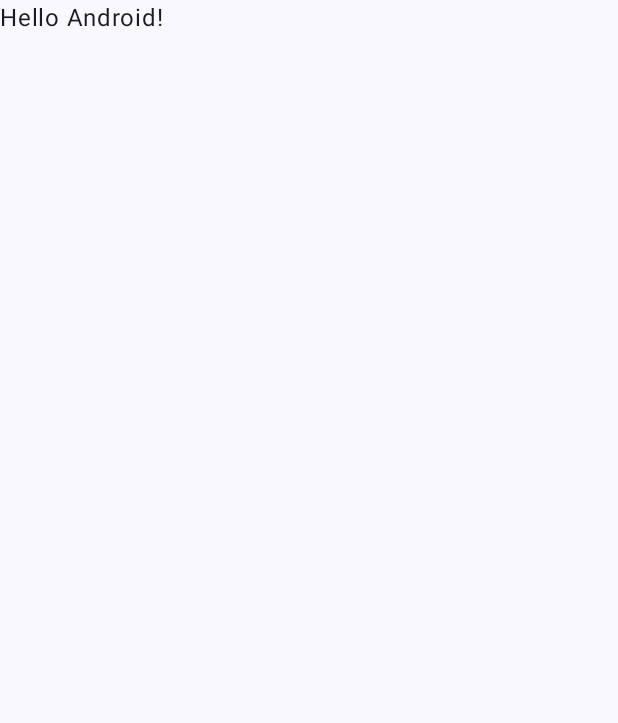
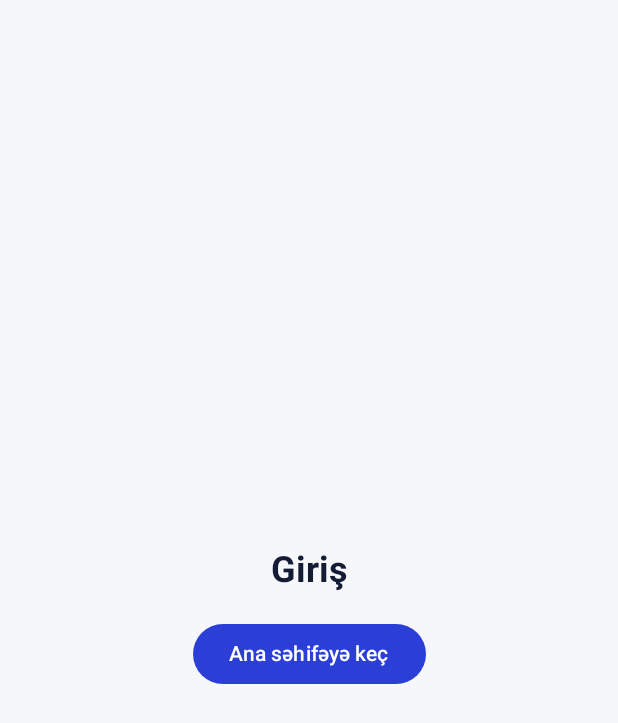
Before and after one commit to 22eminn/NovaBank, an Android app built with Jetpack Compose: the screen it shows after launch (MainActivity), on a phone screen of 412 x 824 dp. Before the commit the part shown is almost empty. Shown: the top 723 px of the screen. Run offline under Robolectric (Android 15) with nearby library versions, the phone set to English and light mode, and no system bars; our stand-ins replace Dagger/Hilt's generated code.

Commit message:
Add reusable placeholder screen for navigation flow

```diff
--- a/app/src/main/java/com/example/novabank/MainActivity.kt
+++ b/app/src/main/java/com/example/novabank/MainActivity.kt
@@ -1,34 +1,39 @@
 package com.example.novabank
 
 import android.os.Bundle
+import androidx.compose.material3.Text
+import androidx.compose.runtime.Composable
+import androidx.compose.ui.tooling.preview.Preview
 import androidx.activity.ComponentActivity
 import androidx.activity.compose.setContent
 import androidx.activity.enableEdgeToEdge
 import androidx.compose.foundation.layout.fillMaxSize
 import androidx.compose.foundation.layout.padding
+import androidx.compose.material3.MaterialTheme
 import androidx.compose.material3.Scaffold
-import androidx.compose.material3.Text
-import androidx.compose.runtime.Composable
+import androidx.compose.material3.Surface
 import androidx.compose.ui.Modifier
-import androidx.compose.ui.tooling.preview.Preview
+import com.example.novabank.core.navigation.NovaNavHost
 import com.example.novabank.ui.theme.NovaBankTheme
+import dagger.hilt.android.AndroidEntryPoint
 
+@AndroidEntryPoint
 class MainActivity : ComponentActivity() {
     override fun onCreate(savedInstanceState: Bundle?) {
         super.onCreate(savedInstanceState)
         enableEdgeToEdge()
         setContent {
             NovaBankTheme {
-                Scaffold(modifier = Modifier.fillMaxSize()) { innerPadding ->
-                    Greeting(
-                        name = "Android",
-                        modifier = Modifier.padding(innerPadding)
-                    )
+                Surface(
+                    modifier = Modifier.fillMaxSize(),
+                    color = MaterialTheme.colorScheme.background,
+                ) {
+                    NovaNavHost()
                 }
             }
         }
+        }
     }
-}
 
 @Composable
 fun Greeting(name: String, modifier: Modifier = Modifier) {
--- /dev/null
+++ b/app/src/main/java/com/example/novabank/core/navigation/NovaNavHost.kt
@@ -0,0 +1,35 @@
+package com.example.novabank.core.navigation
+
+
+import androidx.compose.runtime.Composable
+import androidx.compose.ui.Modifier
+import androidx.navigation.compose.NavHost
+import androidx.navigation.compose.composable
+import androidx.navigation.compose.rememberNavController
+import com.example.novabank.core.designsystem.PlaceholderScreen
+
+@Composable
+fun NovaNavHost(modifier: Modifier = Modifier) {
+    val navController = rememberNavController()
+
+    NavHost(
+        navController = navController,
+        startDestination = Routes.LOGIN,
+        modifier = modifier,
+    ) {
+        composable(Routes.LOGIN) {
+            PlaceholderScreen(
+                title = "Giriş",
+                buttonText = "Ana səhifəyə keç",
+                onButtonClick = {
+                    navController.navigate(Routes.HOME) {
+                        popUpTo(Routes.LOGIN) { inclusive = true }
+                    }
+                },
+            )
+        }
+        composable(Routes.HOME) {
+            PlaceholderScreen(title = "Ana səhifə")
+        }
+    }
+}
--- /dev/null
+++ b/app/src/main/java/com/example/novabank/core/navigation/Routes.kt
@@ -0,0 +1,10 @@
+package com.example.novabank.core.navigation
+
+object Routes {
+    const val LOGIN = "login"
+    const val HOME = "home"
+    const val CARDS = "cards"
+    const val PAYMENTS = "payments"
+    const val PROFILE = "profile"
+    const val TRANSFER = "transfer"
+}
--- /dev/null
+++ b/app/src/main/java/com/example/novabank/core/navigation/designsystem/PlaceholderScreen.kt
@@ -0,0 +1,34 @@
+package com.example.novabank.core.designsystem
+
+import androidx.compose.foundation.layout.Arrangement
+import androidx.compose.foundation.layout.Column
+import androidx.compose.foundation.layout.Spacer
+import androidx.compose.foundation.layout.fillMaxSize
+import androidx.compose.foundation.layout.height
+import androidx.compose.foundation.layout.padding
+import androidx.compose.material3.Button
+import androidx.compose.material3.MaterialTheme
+import androidx.compose.material3.Text
+import androidx.compose.runtime.Composable
+import androidx.compose.ui.Alignment
+import androidx.compose.ui.Modifier
+import androidx.compose.ui.unit.dp
+
+@Composable
+fun PlaceholderScreen(
+    title: String,
+    buttonText: String? = null,
+    onButtonClick: () -> Unit = {},
+) {
+    Column(
+        modifier = Modifier.fillMaxSize().padding(20.dp),
+        verticalArrangement = Arrangement.Center,
+        horizontalAlignment = Alignment.CenterHorizontally,
+    ) {
+        Text(title, style = MaterialTheme.typography.headlineSmall)
+        if (buttonText != null) {
+            Spacer(Modifier.height(16.dp))
+            Button(onClick = onButtonClick) { Text(buttonText) }
+        }
+    }
+}
--- a/app/src/main/java/com/example/novabank/ui/theme/Color.kt
+++ b/app/src/main/java/com/example/novabank/ui/theme/Color.kt
@@ -2,10 +2,27 @@ package com.example.novabank.ui.theme
 
 import androidx.compose.ui.graphics.Color
 
-val Purple80 = Color(0xFFD0BCFF)
-val PurpleGrey80 = Color(0xFFCCC2DC)
-val Pink80 = Color(0xFFEFB8C8)
+// Brend rəngləri (dizayndan)
+val NovaBlue = Color(0xFF2B3FD6)
+val NovaNavy = Color(0xFF0E1A4F)
 
-val Purple40 = Color(0xFF6650a4)
-val PurpleGrey40 = Color(0xFF625b71)
-val Pink40 = Color(0xFF7D5260)
+// Light tema
+val LightBackground = Color(0xFFF5F7FB)
+val LightSurface = Color(0xFFFFFFFF)
+val LightSurfaceVariant = Color(0xFFF0F2F8)
+val LightOnSurface = Color(0xFF141B34)
+val LightMuted = Color(0xFF5B6478)
+val LightOutline = Color(0xFFE3E7F0)
+val LightPrimaryContainer = Color(0xFFE2E7FF)
+
+// Dark tema
+val DarkBackground = Color(0xFF0B1030)
+val DarkSurface = Color(0xFF151B3D)
+val DarkSurfaceVariant = Color(0xFF1F2650)
+val DarkOnSurface = Color(0xFFE6E9F5)
+val DarkMuted = Color(0xFFA6AEC9)
+val DarkOutline = Color(0xFF39406E)
+val DarkPrimary = Color(0xFFA9B4FF)
+
+// Əməliyyat rəngi (Material-da bu rol yoxdur, sonra ayrıca istifadə edəcəyik)
+val PositiveGreen = Color(0xFF0B7A5E)
--- a/app/src/main/java/com/example/novabank/ui/theme/Theme.kt
+++ b/app/src/main/java/com/example/novabank/ui/theme/Theme.kt
@@ -1,58 +1,52 @@
 package com.example.novabank.ui.theme
 
-import android.app.Activity
-import android.os.Build
 import androidx.compose.foundation.isSystemInDarkTheme
 import androidx.compose.material3.MaterialTheme
 import androidx.compose.material3.darkColorScheme
-import androidx.compose.material3.dynamicDarkColorScheme
-import androidx.compose.material3.dynamicLightColorScheme
 import androidx.compose.material3.lightColorScheme
 import androidx.compose.runtime.Composable
-import androidx.compose.ui.platform.LocalContext
+import androidx.compose.ui.graphics.Color
 
-private val DarkColorScheme = darkColorScheme(
-    primary = Purple80,
-    secondary = PurpleGrey80,
-    tertiary = Pink80
+private val LightColors = lightColorScheme(
+    primary = NovaBlue,
+    onPrimary = Color.White,
+    primaryContainer = LightPrimaryContainer,
+    onPrimaryContainer = NovaNavy,
+    secondary = NovaNavy,
+    onSecondary = Color.White,
+    background = LightBackground,
+    onBackground = LightOnSurface,
+    surface = LightSurface,
+    onSurface = LightOnSurface,
+    surfaceVariant = LightSurfaceVariant,
+    onSurfaceVariant = LightMuted,
+    outline = LightOutline,
 )
 
-private val LightColorScheme = lightColorScheme(
-    primary = Purple40,
-    secondary = PurpleGrey40,
-    tertiary = Pink40
-
-    /* Other default colors to override
-    background = Color(0xFFFFFBFE),
-    surface = Color(0xFFFFFBFE),
-    onPrimary = Color.White,
-    onSecondary = Color.White,
-    onTertiary = Color.White,
-    onBackground = Color(0xFF1C1B1F),
-    onSurface = Color(0xFF1C1B1F),
-    */
+private val DarkColors = darkColorScheme(
+    primary = DarkPrimary,
+    onPrimary = NovaNavy,
+    primaryContainer = NovaBlue,
+    onPrimaryContainer = Color.White,
+    secondary = Color(0xFFC3CAE8),
+    onSecondary = NovaNavy,
+    background = DarkBackground,
+    onBackground = DarkOnSurface,
+    surface = DarkSurface,
+    onSurface = DarkOnSurface,
+    surfaceVariant = DarkSurfaceVariant,
+    onSurfaceVariant = DarkMuted,
+    outline = DarkOutline,
 )
 
 @Composable
 fun NovaBankTheme(
     darkTheme: Boolean = isSystemInDarkTheme(),
-    // Dynamic color is available on Android 12+
-    dynamicColor: Boolean = true,
-    content: @Composable () -> Unit
+    content: @Composable () -> Unit,
 ) {
-    val colorScheme = when {
-        dynamicColor && Build.VERSION.SDK_INT >= Build.VERSION_CODES.S -> {
-            val context = LocalContext.current
-            if (darkTheme) dynamicDarkColorScheme(context) else dynamicLightColorScheme(context)
-        }
-
-        darkTheme -> DarkColorScheme
-        else -> LightColorScheme
-    }
-
     MaterialTheme(
-        colorScheme = colorScheme,
-        typography = Typography,
-        content = content
+        colorScheme = if (darkTheme) DarkColors else LightColors,
+        typography = NovaTypography,
+        content = content,
     )
 }
--- a/app/src/main/java/com/example/novabank/ui/theme/Type.kt
+++ b/app/src/main/java/com/example/novabank/ui/theme/Type.kt
@@ -1,34 +1,29 @@
 package com.example.novabank.ui.theme
 
 import androidx.compose.material3.Typography
-import androidx.compose.ui.text.TextStyle
+import androidx.compose.ui.text.font.Font
 import androidx.compose.ui.text.font.FontFamily
 import androidx.compose.ui.text.font.FontWeight
 import androidx.compose.ui.unit.sp
+import com.example.novabank.R
 
-// Set of Material typography styles to start with
-val Typography = Typography(
-    bodyLarge = TextStyle(
-        fontFamily = FontFamily.Default,
-        fontWeight = FontWeight.Normal,
-        fontSize = 16.sp,
-        lineHeight = 24.sp,
-        letterSpacing = 0.5.sp
-    )
-    /* Other default text styles to override
-    titleLarge = TextStyle(
-        fontFamily = FontFamily.Default,
-        fontWeight = FontWeight.Normal,
-        fontSize = 22.sp,
-        lineHeight = 28.sp,
-        letterSpacing = 0.sp
+val Inter = FontFamily.Default
+
+private val base = Typography()
+
+val NovaTypography = Typography(
+    displaySmall = base.displaySmall.copy(
+        fontFamily = Inter, fontWeight = FontWeight.Bold, fontSize = 34.sp, lineHeight = 40.sp
+    ), // balans: "4 250,80 ₼"
+    headlineSmall = base.headlineSmall.copy(
+        fontFamily = Inter, fontWeight = FontWeight.Bold, fontSize = 24.sp
+    ), // ekran başlıqları
+    titleMedium = base.titleMedium.copy(
+        fontFamily = Inter, fontWeight = FontWeight.SemiBold, fontSize = 16.sp
     ),
-    labelSmall = TextStyle(
-        fontFamily = FontFamily.Default,
-        fontWeight = FontWeight.Medium,
-        fontSize = 11.sp,
-        lineHeight = 16.sp,
-        letterSpacing = 0.5.sp
-    )
-    */
+    bodyLarge = base.bodyLarge.copy(fontFamily = Inter, fontSize = 16.sp),
+    bodyMedium = base.bodyMedium.copy(fontFamily = Inter, fontSize = 15.sp),
+    labelMedium = base.labelMedium.copy(
+        fontFamily = Inter, fontWeight = FontWeight.Medium, fontSize = 12.sp
+    ),
 )
```
